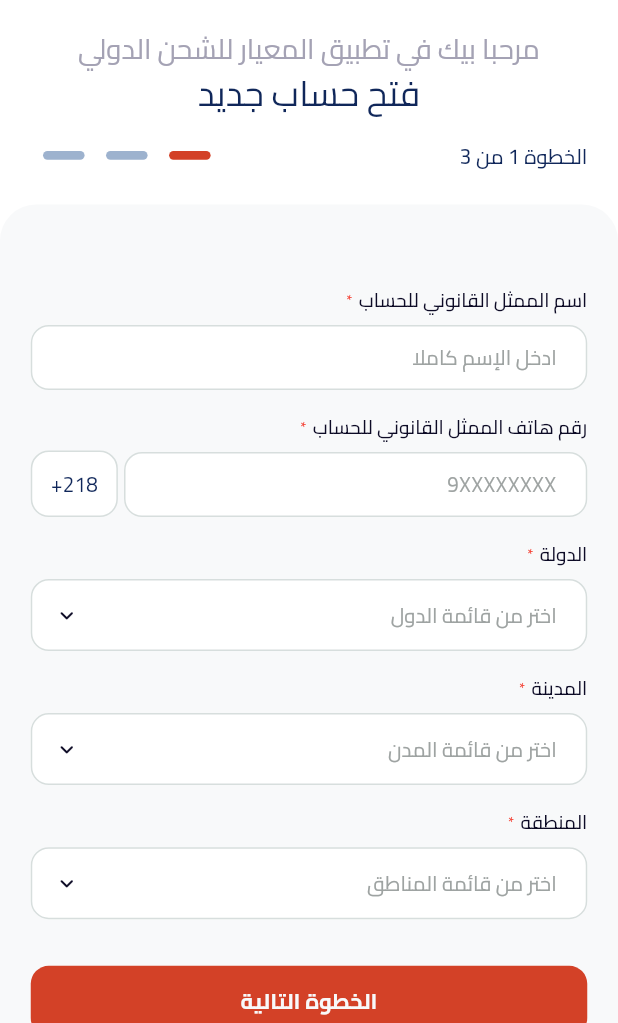
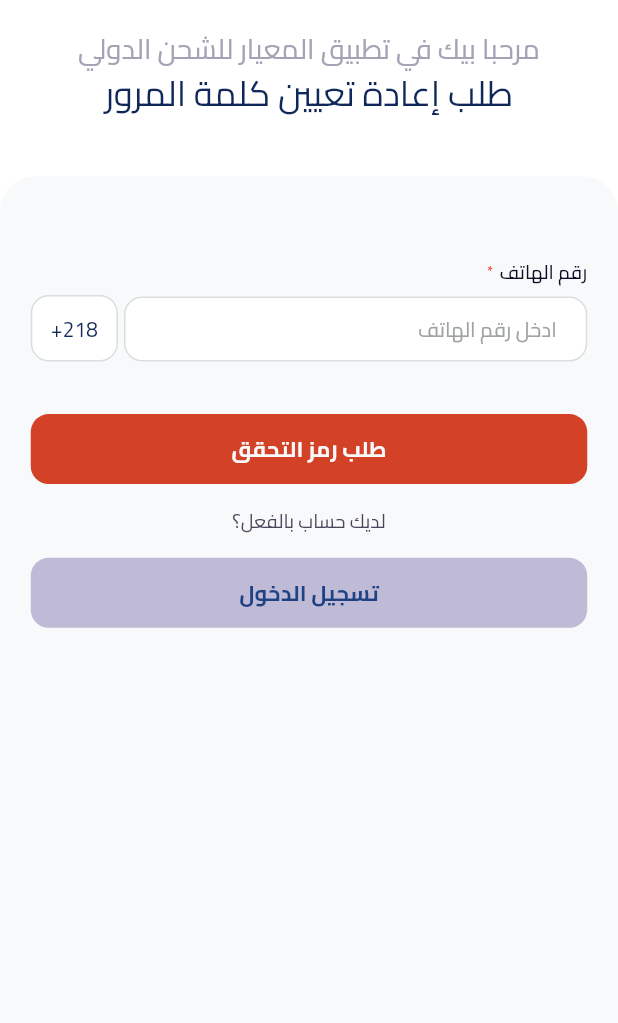
Before and after one commit to osamez/PRJ-152--almayar-Flutter, a Flutter app: the screen it shows after launch, on a phone screen of 412 x 824 dp, the part 213-1236 px from its top. Run offline on Flutter 3.47's test engine with Material 3 defaults, Android fonts, the phone set to English and light mode, and no system bars; drawn by our look-alikes of skeletonizer; our stand-ins replace bloc, dotted_border, easy_localization, equatable, flutter_bloc, flutter_screenutil and 3 more; project files that could hold a hidden picture were left out.

Commit message:
Add forget password feature with localization support

```diff
--- a/assets/lang/ar.json
+++ b/assets/lang/ar.json
@@ -51,5 +51,9 @@
     "complete_registration": "إكمال تسجيل الحساب",
     "remove_image": "حذف الصورة",
     "gallery": "المعرض",
-    "camera": "الكاميرا"
+    "camera": "الكاميرا",
+    "forget_password_title": "طلب إعادة تعيين كلمة المرور",
+    "phone_not_found_error": "رقم الهاتف المدخل لا يتنمي لأي حساب لدينا",
+    "request_verification_code": "طلب رمز التحقق",
+    "already_have_account": "لديك حساب بالفعل؟"
 }
--- a/assets/lang/en.json
+++ b/assets/lang/en.json
@@ -51,5 +51,9 @@
     "complete_registration": "Complete Account Registration",
     "remove_image": "Remove Image",
     "gallery": "Gallery",
-    "camera": "Camera"
+    "camera": "Camera",
+    "forget_password_title": "Request Password Reset",
+    "phone_not_found_error": "The entered phone number does not belong to any account",
+    "request_verification_code": "Request Verification Code",
+    "already_have_account": "Already have an account?"
 }
--- a/lib/core/routing/app_router.dart
+++ b/lib/core/routing/app_router.dart
@@ -4,7 +4,7 @@ import 'package:almeyar/features/onboarding/presentation/feature_imports.dart';
 import 'package:go_router/go_router.dart';
 
 final router = GoRouter(
-  initialLocation: Routes.register,
+  initialLocation: Routes.forgetPassword,
   routes: [
     GoRoute(
       path: Routes.onboarding,
@@ -21,5 +21,10 @@ final router = GoRouter(
       name: Routes.register,
       builder: (context, state) => const RegisterView(),
     ),
+    GoRoute(
+      path: Routes.forgetPassword,
+      name: Routes.forgetPassword,
+      builder: (context, state) => const ForgetPasswordView(),
+    ),
   ],
 );
--- a/lib/core/routing/routes.dart
+++ b/lib/core/routing/routes.dart
@@ -4,4 +4,5 @@ class Routes {
   static const String onboarding = '/onboarding';
   static const String login = '/login';
   static const String register = '/register';
+  static const String forgetPassword = '/forget-password';
 }
--- a/lib/features/auth/presentation/feature_imports.dart
+++ b/lib/features/auth/presentation/feature_imports.dart
@@ -24,3 +24,7 @@ part 'widgets/register/register_third_step.dart';
 part 'widgets/register/register_id_upload_area.dart';
 part 'widgets/register/upload_placeholder.dart';
 part 'widgets/register/image_preview.dart';
+part 'views/forget_password_view.dart';
+part 'widgets/forget_password/forget_password_view_body.dart';
+part 'widgets/forget_password/forget_password_header.dart';
+part 'widgets/forget_password/forget_password_form.dart';
--- /dev/null
+++ b/lib/features/auth/presentation/views/forget_password_view.dart
@@ -0,0 +1,13 @@
+part of '../feature_imports.dart';
+
+class ForgetPasswordView extends StatelessWidget {
+  const ForgetPasswordView({super.key});
+
+  @override
+  Widget build(BuildContext context) {
+    return const Scaffold(
+      backgroundColor: AppColors.white,
+      body: SafeArea(child: ForgetPasswordViewBody()),
+    );
+  }
+}
--- /dev/null
+++ b/lib/features/auth/presentation/widgets/forget_password/forget_password_header.dart
@@ -0,0 +1,37 @@
+part of '../../feature_imports.dart';
+
+class ForgetPasswordHeader extends StatelessWidget {
+  const ForgetPasswordHeader({super.key});
+
+  @override
+  Widget build(BuildContext context) {
+    return Column(
+      children: [
+        Image.asset(
+          AppAssets.imagesLogo,
+          width: AppSizes.w180,
+          height: AppSizes.h90,
+        ),
+        verticalSpace(AppSizes.h20),
+        Text(
+          LocaleKeys.welcome_message.tr(),
+          textAlign: TextAlign.center,
+          style: AppTextStyleFactory.create(
+            size: 19,
+            weight: FontWeight.w400,
+            color: AppColors.lightSmallText,
+          ),
+        ).center,
+        Text(
+          LocaleKeys.forget_password_title.tr(),
+          textAlign: TextAlign.center,
+          style: AppTextStyleFactory.create(
+            size: 24,
+            weight: FontWeight.w400,
+            color: AppColors.darkBlueText,
+          ),
+        ).center,
+      ],
+    ).withPadding(top: AppSizes.h56, horizontal: AppSizes.w20);
+  }
+}
--- /dev/null
+++ b/lib/features/auth/presentation/widgets/forget_password/forget_password_view_body.dart
@@ -0,0 +1,16 @@
+part of '../../feature_imports.dart';
+
+class ForgetPasswordViewBody extends StatelessWidget {
+  const ForgetPasswordViewBody({super.key});
+
+  @override
+  Widget build(BuildContext context) {
+    return CustomScrollView(
+      slivers: [
+        const ForgetPasswordHeader().toSliver,
+        verticalSpace(AppSizes.h40).toSliver,
+        const ForgetPasswordForm(),
+      ],
+    );
+  }
+}
```
Also changed, not shown: lib/features/auth/presentation/widgets/forget_password/forget_password_form.dart (added, +56 -0 lines), lib/generated/codegen_loader.g.dart, lib/generated/locale_keys.g.dart.
